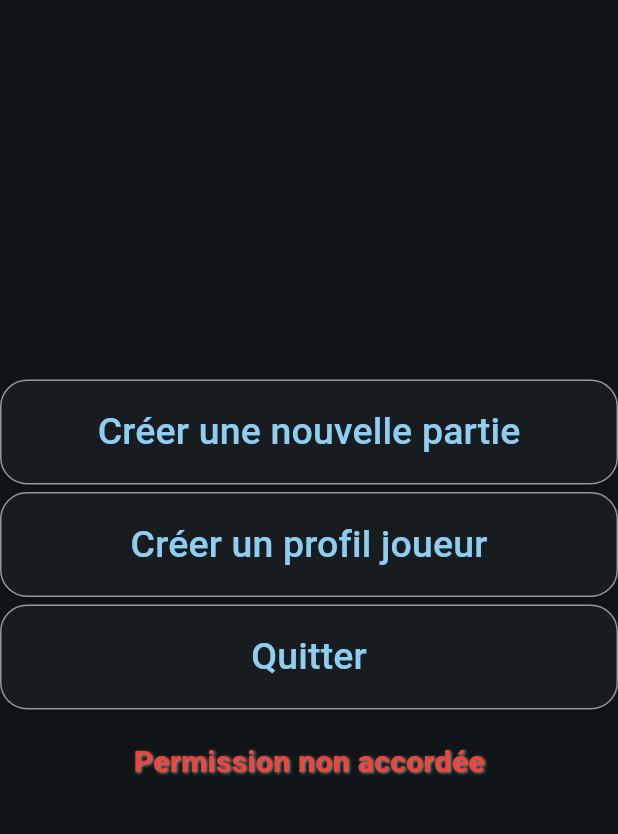
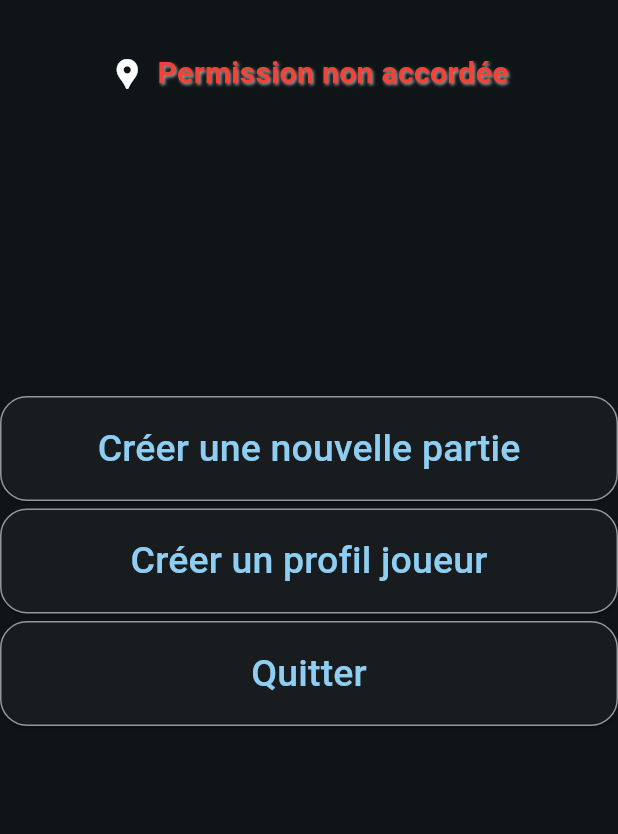
Before and after one commit to mahdilili/ChessFlutter-ETC, a Flutter app: the Home screen opened directly, on a phone screen of 412 x 824 dp, the part 63-897 px from its top. Run offline on Flutter 3.47's test engine with Material 3 defaults, Android fonts, the light colour scheme and no system bars; drawn by our look-alikes of animated_background; our stand-ins replace geocoding, geolocator, permission_handler, sqflite; missing offline and left inert: auth0_flutter, restart_app; accounts and stored records are empty.

Commit message:
fix dans l'affichage de la position actuelle

```diff
--- a/chessappmobile/lib/vues/home.dart
+++ b/chessappmobile/lib/vues/home.dart
@@ -14,6 +14,7 @@ import '../controleurs/joueur_controleur.dart';
 import '../vues/chessboard.dart';
 import '../vues/skins.dart';
 import '../vues/stats.dart';
+import 'package:restart_app/restart_app.dart';
 
 class Home extends StatefulWidget {
   final String? selectedSkinPath;
@@ -51,10 +52,7 @@ class HomeState extends State<Home> with TickerProviderStateMixin {
         ],
       ),
       drawer: _buildDrawer(context),
-      body:
-      RefreshIndicator(
-        onRefresh: _refreshData,
-        child: AnimatedBackground(
+      body: AnimatedBackground(
           behaviour: RandomParticleBehaviour(
             options: const ParticleOptions(
                 spawnMaxRadius: 50.00,
@@ -67,10 +65,46 @@ class HomeState extends State<Home> with TickerProviderStateMixin {
           ),
           vsync: this,
           child: Column(
-            mainAxisAlignment: MainAxisAlignment.center,
+            mainAxisAlignment: MainAxisAlignment.start,
             crossAxisAlignment: CrossAxisAlignment.stretch,
             children: [
               Container(
+                height: 70,
+                alignment: Alignment.center,
+                child: Row(
+                  mainAxisAlignment: MainAxisAlignment.center,
+                  children: [
+                    Icon(Icons.location_pin, color: Colors.white, size: 24),
+                    SizedBox(width: 8),
+                    Text(
+                      gotpermission
+                          ? userCity != null
+                          ? '$userCity'
+                          : 'Chargement...'
+                          : 'Permission non accordée',
+                      style: TextStyle(
+                        fontSize: 20,
+                        fontWeight: FontWeight.bold,
+                        color: gotpermission ? Colors.white : Colors.red,
+                        shadows: [
+                          Shadow(
+                            blurRadius: 2.0,
+                            color: Colors.grey,
+                            offset: Offset(1.0, 1.0),
+                          ),
+                        ],
+                      ),
+                    ),
+                  ],
+                ),
+
+              ),
+
+
+              Padding(
+                padding: const EdgeInsets.only(top:180),
+                child: Container(
+
                   height: 70,
                   child: ElevatedButton(
                     style: ButtonStyle(
@@ -84,6 +118,7 @@ class HomeState extends State<Home> with TickerProviderStateMixin {
                     child: Text(
                       "Créer une nouvelle partie",
                       style: TextStyle(fontSize: 25),
+                    ),
                   ),
                 ),
               ),
@@ -126,34 +161,12 @@ class HomeState extends State<Home> with TickerProviderStateMixin {
                   child: Text('Quitter', style: TextStyle(fontSize: 25)),
                 ),
               ),
-              Container(
-                height: 70,
-                alignment: Alignment.center,
-                child: Text(
-                  gotpermission
-                      ? userCity != null
-                      ? 'Ville: $userCity'
-                      : 'Chargement...'
-                      : 'Permission non accordée',
-                  style: TextStyle(
-                    fontSize: 20,
-                    fontWeight: FontWeight.bold,
-                    color: gotpermission ? Colors.black : Colors.red,
-                    shadows: [
-                      Shadow(
-                        blurRadius: 2.0,
-                        color: Colors.grey,
-                        offset: Offset(1.0, 1.0),
-                      ),
+
             ],
           ),
         ),
-              ),
-            ],
-          ),
-        ),
-      ),
       );
+
   }
 
   Widget _buildDrawer(BuildContext context) {
@@ -323,11 +336,7 @@ class HomeState extends State<Home> with TickerProviderStateMixin {
   }
 
 
-  Future<void> _refreshData() async {
-    _initLocation();
-    await Future.delayed(Duration(seconds: 2));
-    return Future.value();
-  }
+
   Future<void> _initLocation() async {
     var status = await Permission.location.status;
     if (status.isGranted) {
@@ -349,11 +358,15 @@ class HomeState extends State<Home> with TickerProviderStateMixin {
           isLoading = false;
           gotpermission = true;
         });
+
       } catch (e) {
         print("Erreur lors de l'obtention de la position de l'utilisateur: $e");
       }
     } else {
       await Permission.location.request();
+
+
+      Restart.restartApp();
       setState(() {
         isLoading = false;
         gotpermission = false;
@@ -369,7 +382,7 @@ class HomeState extends State<Home> with TickerProviderStateMixin {
 
     final NameTagControleur = TextEditingController();
 
-    // Récupérez la hauteur de la barre de statut
+
     double statusBarHeight = MediaQuery.of(context).padding.top;
 
     return showDialog<void>(
--- a/chessappmobile/pubspec.yaml
+++ b/chessappmobile/pubspec.yaml
@@ -43,6 +43,8 @@ dependencies:
   geolocator: ^8.2.0
   geocoding: ^2.0.4
   permission_handler: ^11.0.1
+  restart_app: ^1.2.1
+
 
 dev_dependencies:
   flutter_test:
```
Also changed, not shown: chessappmobile/pubspec.lock. Lines whose indentation alone changed are shown as unchanged.
